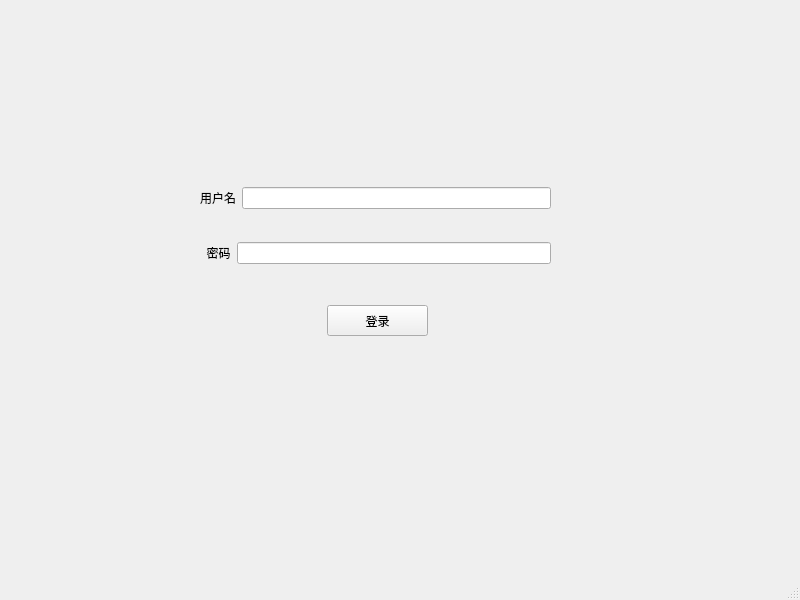
Before: the Qt Designer form CampusCardManager/mainwindow.ui in DandexZ/software_project, drawn with Qt 5.
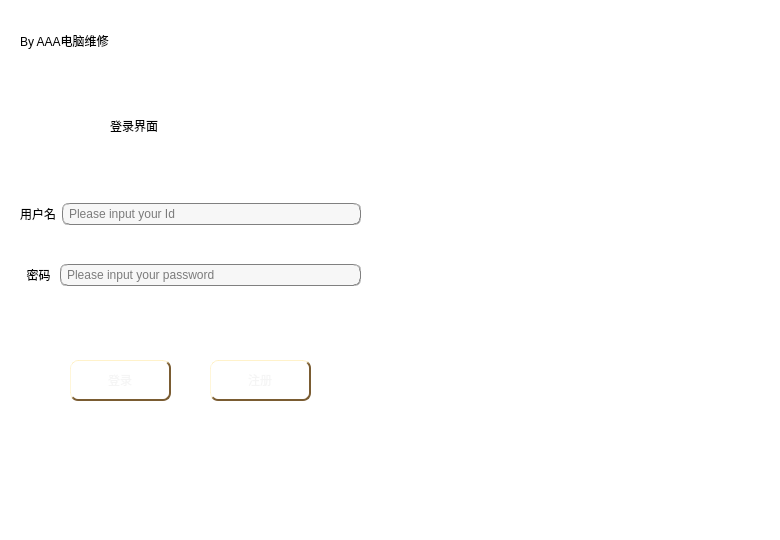
After: the same form once the commit is applied.

Commit message: 优化界面

The edit to the form file:
```diff
--- a/CampusCardManager/mainwindow.ui
+++ b/CampusCardManager/mainwindow.ui
@@ -6,23 +6,81 @@
    <rect>
     <x>0</x>
     <y>0</y>
-    <width>800</width>
-    <height>600</height>
+    <width>780</width>
+    <height>540</height>
    </rect>
   </property>
   <property name="windowTitle">
    <string>MainWindow</string>
   </property>
+  <property name="styleSheet">
+   <string notr="true">background-color: rgb(255, 255, 255);</string>
+  </property>
   <widget class="QWidget" name="centralwidget">
    <widget class="QPushButton" name="pushButton">
     <property name="geometry">
      <rect>
-      <x>327</x>
-      <y>305</y>
+      <x>70</x>
+      <y>360</y>
       <width>101</width>
-      <height>31</height>
+      <height>41</height>
      </rect>
     </property>
+    <property name="styleSheet">
+     <string notr="true">QPushButton {
+    /* 木质纹理底色，与课桌颜色协调 */
+    background-color: qlineargradient(spread:pad, x1:0, y1:0, x2:0, y2:1,
+        stop:0 #d4a762,  /* 浅木色 */
+        stop:0.5 #b78a4a,  /* 中等木色 */
+        stop:1 #9c6e32);  /* 深木色 */
+    
+    /* 添加微妙的阳光照射效果 */
+    border-top: 1px solid rgba(255, 236, 179, 0.7);
+    border-left: 1px solid rgba(255, 236, 179, 0.5);
+    
+    /* 文字样式 - 类似黑板粉笔字 */
+    color: #f5f5f5;
+    font: bold 14pt &quot;Segoe UI&quot;, sans-serif;
+    text-shadow: 1px 1px 2px rgba(0,0,0,0.3);
+    
+    /* 边框和圆角 - 类似教室告示牌 */
+    border-radius: 8px;
+    border-bottom: 2px solid #7a5c32;
+    border-right: 2px solid #7a5c32;
+    padding: 6px 12px;
+    
+    /* 投影效果 - 类似阳光下的阴影 */
+    box-shadow: 2px 2px 4px rgba(0,0,0,0.2);
+}
+
+/* 悬停效果 - 类似阳光增强 */
+QPushButton:hover {
+    background-color: qlineargradient(spread:pad, x1:0, y1:0, x2:0, y2:1,
+        stop:0 #e0b97e,
+        stop:0.5 #c99d62,
+        stop:1 #af8146);
+    border-top-color: rgba(255, 246, 195, 0.9);
+}
+
+/* 按下效果 - 类似黑板按压感 */
+QPushButton:pressed {
+    background-color: qlineargradient(spread:pad, x1:0, y1:0, x2:0, y2:1,
+        stop:0 #9c6e32,
+        stop:0.5 #8a612b,
+        stop:1 #785424);
+    border-bottom-color: #5d4525;
+    border-right-color: #5d4525;
+    padding-top: 7px;
+    padding-left: 13px;
+}
+
+/* 禁用状态 - 类似褪色的告示 */
+QPushButton:disabled {
+    background-color: #e5d8c0;
+    color: #aaaaaa;
+    border: 1px solid #cccccc;
+}</string>
+    </property>
     <property name="text">
      <string>登录</string>
     </property>
@@ -30,10 +88,10 @@
    <widget class="QWidget" name="layoutWidget">
     <property name="geometry">
      <rect>
-      <x>200</x>
-      <y>160</y>
-      <width>351</width>
-      <height>131</height>
+      <x>20</x>
+      <y>170</y>
+      <width>341</width>
+      <height>151</height>
      </rect>
     </property>
     <layout class="QVBoxLayout" name="verticalLayout_2">
@@ -41,13 +99,26 @@
       <layout class="QHBoxLayout" name="horizontalLayout">
        <item>
         <widget class="QLabel" name="Usrname">
+         <property name="styleSheet">
+          <string notr="true">font: 9pt &quot;方正姚体&quot;;</string>
+         </property>
          <property name="text">
           <string>用户名</string>
          </property>
         </widget>
        </item>
        <item>
-        <widget class="QLineEdit" name="input_usr"/>
+        <widget class="QLineEdit" name="input_usr">
+         <property name="styleSheet">
+          <string notr="true">background-color: rgb(247, 247, 247);
+border:1px groove gray;border-radius:
+7px;padding:2px 4px;
+font: 10pt &quot;Candara&quot;;</string>
+         </property>
+         <property name="placeholderText">
+          <string>Please input your Id</string>
+         </property>
+        </widget>
        </item>
       </layout>
      </item>
@@ -55,18 +126,149 @@
       <layout class="QHBoxLayout" name="horizontalLayout_2">
        <item>
         <widget class="QLabel" name="code">
+         <property name="styleSheet">
+          <string notr="true">font: 9pt &quot;方正姚体&quot;;</string>
+         </property>
          <property name="text">
-          <string>  密码</string>
+          <string>  密码 </string>
          </property>
         </widget>
        </item>
        <item>
-        <widget class="QLineEdit" name="input_code"/>
+        <widget class="QLineEdit" name="input_code">
+         <property name="styleSheet">
+          <string notr="true">background-color: rgb(247, 247, 247);
+border:1px groove gray;border-radius:
+7px;padding:2px 4px;
+font: 10pt &quot;Candara&quot;;</string>
+         </property>
+         <property name="text">
+          <string/>
+         </property>
+         <property name="placeholderText">
+          <string>Please input your password</string>
+         </property>
+        </widget>
        </item>
       </layout>
      </item>
     </layout>
    </widget>
+   <widget class="QLabel" name="label_image">
+    <property name="geometry">
+     <rect>
+      <x>390</x>
+      <y>0</y>
+      <width>390</width>
+      <height>540</height>
+     </rect>
+    </property>
+    <property name="text">
+     <string/>
+    </property>
+   </widget>
+   <widget class="QLabel" name="label_teamname">
+    <property name="geometry">
+     <rect>
+      <x>20</x>
+      <y>20</y>
+      <width>251</width>
+      <height>41</height>
+     </rect>
+    </property>
+    <property name="styleSheet">
+     <string notr="true">font: 12pt &quot;隶书&quot;;</string>
+    </property>
+    <property name="text">
+     <string>By AAA电脑维修</string>
+    </property>
+   </widget>
+   <widget class="QLabel" name="label_load">
+    <property name="geometry">
+     <rect>
+      <x>110</x>
+      <y>100</y>
+      <width>161</width>
+      <height>51</height>
+     </rect>
+    </property>
+    <property name="styleSheet">
+     <string notr="true">font: 18pt &quot;楷体&quot;;
+
+</string>
+    </property>
+    <property name="text">
+     <string>登录界面</string>
+    </property>
+   </widget>
+   <widget class="QPushButton" name="pushButton_2">
+    <property name="geometry">
+     <rect>
+      <x>210</x>
+      <y>360</y>
+      <width>101</width>
+      <height>41</height>
+     </rect>
+    </property>
+    <property name="styleSheet">
+     <string notr="true">QPushButton {
+    /* 木质纹理底色，与课桌颜色协调 */
+    background-color: qlineargradient(spread:pad, x1:0, y1:0, x2:0, y2:1,
+        stop:0 #d4a762,  /* 浅木色 */
+        stop:0.5 #b78a4a,  /* 中等木色 */
+        stop:1 #9c6e32);  /* 深木色 */
+    
+    /* 添加微妙的阳光照射效果 */
+    border-top: 1px solid rgba(255, 236, 179, 0.7);
+    border-left: 1px solid rgba(255, 236, 179, 0.5);
+    
+    /* 文字样式 - 类似黑板粉笔字 */
+    color: #f5f5f5;
+    font: bold 14pt &quot;Segoe UI&quot;, sans-serif;
+    text-shadow: 1px 1px 2px rgba(0,0,0,0.3);
+    
+    /* 边框和圆角 - 类似教室告示牌 */
+    border-radius: 8px;
+    border-bottom: 2px solid #7a5c32;
+    border-right: 2px solid #7a5c32;
+    padding: 6px 12px;
+    
+    /* 投影效果 - 类似阳光下的阴影 */
+    box-shadow: 2px 2px 4px rgba(0,0,0,0.2);
+}
+
+/* 悬停效果 - 类似阳光增强 */
+QPushButton:hover {
+    background-color: qlineargradient(spread:pad, x1:0, y1:0, x2:0, y2:1,
+        stop:0 #e0b97e,
+        stop:0.5 #c99d62,
+        stop:1 #af8146);
+    border-top-color: rgba(255, 246, 195, 0.9);
+}
+
+/* 按下效果 - 类似黑板按压感 */
+QPushButton:pressed {
+    background-color: qlineargradient(spread:pad, x1:0, y1:0, x2:0, y2:1,
+        stop:0 #9c6e32,
+        stop:0.5 #8a612b,
+        stop:1 #785424);
+    border-bottom-color: #5d4525;
+    border-right-color: #5d4525;
+    padding-top: 7px;
+    padding-left: 13px;
+}
+
+/* 禁用状态 - 类似褪色的告示 */
+QPushButton:disabled {
+    background-color: #e5d8c0;
+    color: #aaaaaa;
+    border: 1px solid #cccccc;
+}</string>
+    </property>
+    <property name="text">
+     <string>注册</string>
+    </property>
+   </widget>
   </widget>
   <widget class="QStatusBar" name="statusbar"/>
  </widget>
```
The commit also changes 5 other files.
